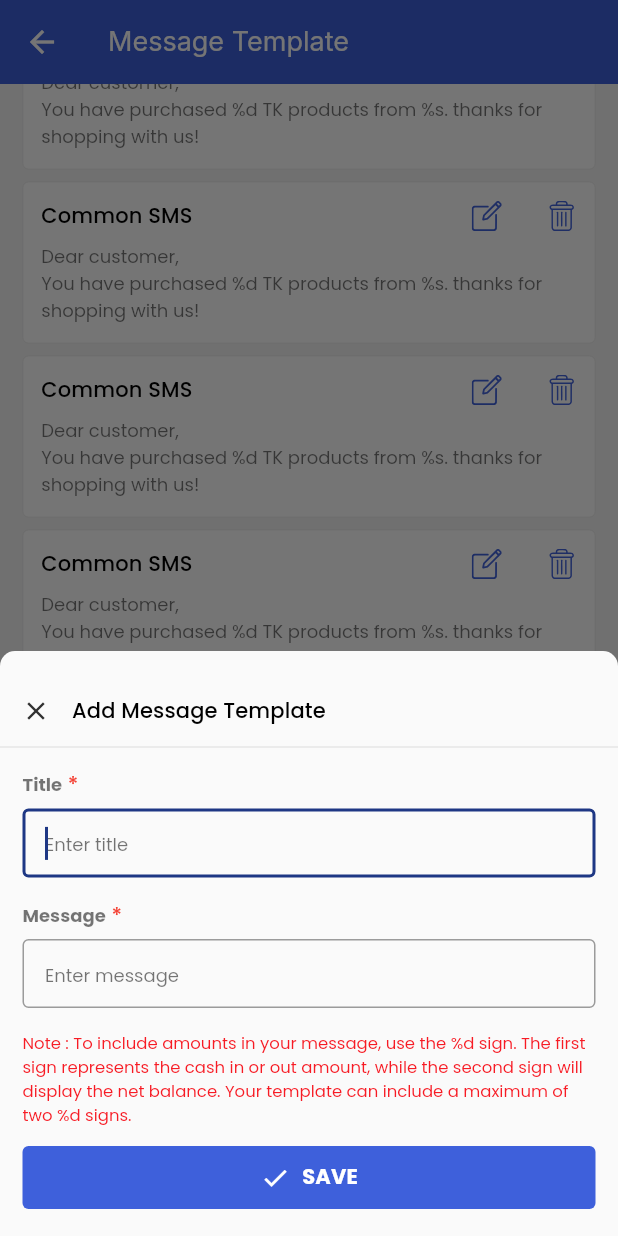
After one commit to rifathossain82/club-cash, a Flutter app: the MessageTemplatePage screen opened by its route, scrolled down 182 dp, after a tap on the "add" icon, on a phone screen of 412 x 824 dp. The commit adds this screen. Run offline on Flutter 3.47's test engine with Material 2 defaults, Android fonts, the phone set to English and light mode, and no system bars; our stand-ins replace connectivity_plus, dropdown_search, flutter_svg, get, get_storage, google_fonts and 2 more; accounts and stored records are empty.

Commit message:
chore: message template & history module added

```diff
--- a/lib/src/core/helpers/helper_methods.dart
+++ b/lib/src/core/helpers/helper_methods.dart
@@ -1,5 +1,5 @@
+import 'package:club_cash/src/core/helpers/logger.dart';
 import 'package:flutter/foundation.dart';
-import 'package:flutter/material.dart';
 
 /// Debug Print Utility
 ///
@@ -16,3 +16,35 @@ void kPrint(dynamic data) {
     print(data);
   }
 }
+
+
+/// Generate message template:
+///
+/// This method ensures that if there are two %d in the template,
+/// the first one replaced by amount and the last one replaced by netBalance.
+/// If there's only one %d in the template, it's replaced with amount.
+String generateMessageTemplate({
+  required String template,
+  required int amount,
+  required int netBalance,
+}) {
+  const String placeholder = "%d";
+  int firstIndex = template.indexOf(placeholder);
+  int lastIndex = template.lastIndexOf(placeholder);
+
+  String generatedMessage = template.replaceFirst(
+    placeholder,
+    amount.toString(),
+  );
+
+  if (firstIndex != lastIndex) {
+    generatedMessage = generatedMessage.replaceFirst(
+      placeholder,
+      netBalance.toString(),
+    );
+  }
+
+  Log.debug(generatedMessage);
+
+  return generatedMessage;
+}
--- a/lib/src/core/routes/routes.dart
+++ b/lib/src/core/routes/routes.dart
@@ -2,6 +2,8 @@ import 'package:club_cash/src/features/home/view/pages/cash_in_transaction_add_u
 import 'package:club_cash/src/features/home/view/pages/cash_out_transaction_add_update_page.dart';
 import 'package:club_cash/src/features/home/view/pages/homepage.dart';
 import 'package:club_cash/src/features/member/view/pages/member_list_page.dart';
+import 'package:club_cash/src/features/message_history/view/pages/message_history_page.dart';
+import 'package:club_cash/src/features/message_template/view/pages/message_template_page.dart';
 import 'package:club_cash/src/features/splash/view/pages/splash_page.dart';
 import 'package:get/get.dart';
 
@@ -11,17 +13,8 @@ class RouteGenerator {
   static const String cashInTransactionAddUpdate = '/cash-in-transaction-add-update';
   static const String cashOutTransactionAddUpdate = '/cash-out-transaction-add-update';
   static const String memberListPage = '/member-list-page';
-
-  // static const String locationList = '/location-list-page';
-  // static const String networkInfo = '/network-info';
-  // static const String speedTester = '/speed-tester';
-  // static const String aboutUs = '/about-us';
-  // static const String share = '/share';
-  // static const String contactUs = '/contact-us';
-  // static const String privacyPolicy = '/privacy-policy';
-  // static const String termsAndConditions = '/terms-and-conditions';
-  // static const String prayerTimes = '/prayer-times';
-  // static const String noInternet = '/no-internet';
+  static const String messageTemplate = '/message-template';
+  static const String messageHistory = '/message-history';
 
   static final routes = [
     GetPage(
@@ -50,41 +43,13 @@ class RouteGenerator {
         isSelectable: Get.arguments as bool,
       ),
     ),
-    // GetPage(
-    //   name: RouteGenerator.networkInfo,
-    //   page: () => const NetworkInfoPage(),
-    // ),
-    // GetPage(
-    //   name: RouteGenerator.speedTester,
-    //   page: () => const SpeedTesterPage(),
-    // ),
-    // GetPage(
-    //   name: RouteGenerator.aboutUs,
-    //   page: () => const AboutPage(),
-    // ),
-    // GetPage(
-    //   name: RouteGenerator.share,
-    //   page: () => const SharePage(),
-    // ),
-    // GetPage(
-    //   name: RouteGenerator.contactUs,
-    //   page: () => const ContactUsPage(),
-    // ),
-    // GetPage(
-    //   name: RouteGenerator.privacyPolicy,
-    //   page: () => const PrivacyPolicyPage(),
-    // ),
-    // GetPage(
-    //   name: RouteGenerator.termsAndConditions,
-    //   page: () => const TermsAndConditionsPage(),
-    // ),
-    // GetPage(
-    //   name: RouteGenerator.prayerTimes,
-    //   page: () => const PrayerTimesPage(),
-    // ),
-    // GetPage(
-    //   name: RouteGenerator.noInternet,
-    //   page: () => const NoInternetPage(),
-    // ),
+    GetPage(
+      name: RouteGenerator.messageTemplate,
+      page: () => const MessageTemplatePage(),
+    ),
+    GetPage(
+      name: RouteGenerator.messageHistory,
+      page: () => const MessageHistoryPage(),
+    ),
   ];
 }
--- a/lib/src/core/utils/app_constants.dart
+++ b/lib/src/core/utils/app_constants.dart
@@ -2,4 +2,5 @@ class AppConstants {
   static const String appName = 'Club Cash';
   static const String packageName = 'com.clubcash.app';
   static const String currency = 'Tk.';
+  static const String messageTemplateAlertText = 'Note : To include amounts in your message, use the %d sign. The first sign represents the cash in or out amount, while the second sign will display the net balance. Your template can include a maximum of two %d signs.';
 }
--- a/lib/src/core/utils/color.dart
+++ b/lib/src/core/utils/color.dart
@@ -2,7 +2,7 @@ import 'package:flutter/material.dart';
 
 Color kPrimaryColor = const Color(0xFF3e60db);
 Color kScaffoldBackgroundColor = Colors.white;
-Color kHomepageBackgroundColor = const Color(0xFFf4f4f5);
+Color kSecondaryBackgroundColor = const Color(0xFFf4f4f5);
 
 Color successColor = Colors.green;
 Color failedColor = Colors.red;
--- /dev/null
+++ b/lib/src/features/message_template/view/pages/message_template_page.dart
@@ -0,0 +1,27 @@
+import 'package:club_cash/src/core/utils/color.dart';
+import 'package:club_cash/src/features/message_template/view/widgets/message_template_list_widget.dart';
+import 'package:club_cash/src/features/message_template/view/widgets/template_add_update_bottom_sheet.dart';
+import 'package:flutter/material.dart';
+
+class MessageTemplatePage extends StatelessWidget {
+  const MessageTemplatePage({super.key});
+
+  @override
+  Widget build(BuildContext context) {
+    return Scaffold(
+      backgroundColor: kSecondaryBackgroundColor,
+      appBar: AppBar(
+        title: const Text("Message Template"),
+      ),
+      body: const MessageTemplateListWidget(),
+      floatingActionButton: FloatingActionButton(
+        onPressed: () => _onAddMessageTemplate(context),
+        child: const Icon(Icons.add),
+      ),
+    );
+  }
+
+  void _onAddMessageTemplate(BuildContext context) async {
+    await templateAddUpdateBottomSheet(context: context);
+  }
+}
--- /dev/null
+++ b/lib/src/features/message_template/view/widgets/message_template_item_widget.dart
@@ -0,0 +1,84 @@
+import 'package:club_cash/src/core/extensions/build_context_extension.dart';
+import 'package:club_cash/src/core/services/dialog_service.dart';
+import 'package:club_cash/src/core/utils/asset_path.dart';
+import 'package:club_cash/src/core/utils/color.dart';
+import 'package:club_cash/src/core/widgets/svg_icon_button.dart';
+import 'package:club_cash/src/features/message_template/view/widgets/template_add_update_bottom_sheet.dart';
+import 'package:flutter/material.dart';
+
+class MessageTemplateItemWidget extends StatelessWidget {
+  const MessageTemplateItemWidget({super.key});
+
+  @override
+  Widget build(BuildContext context) {
+    String msg = 'Dear customer,\nYou have purchased %d TK products from %s. thanks for shopping with us!';
+    return Container(
+      padding: const EdgeInsets.all(12),
+      decoration: BoxDecoration(
+        color: kWhite,
+        borderRadius: BorderRadius.circular(4),
+        border: Border.all(
+          color: kGreyLight,
+          width: 0.5,
+        ),
+      ),
+      child: Column(
+        crossAxisAlignment: CrossAxisAlignment.start,
+        mainAxisSize: MainAxisSize.min,
+        children: [
+          Row(
+            children: [
+              Expanded(
+                child: Text(
+                  "Common SMS",
+                  maxLines: 1,
+                  textAlign: TextAlign.start,
+                  style: context.appTextTheme.titleSmall?.copyWith(
+                    fontWeight: FontWeight.w500,
+                  ),
+                ),
+              ),
+              SvgIconButton(
+                onTap: () => onEditTemplate(context),
+                svgIconPath: AssetPath.editIcon,
+              ),
+              const SizedBox(width: 30),
+              SvgIconButton(
+                onTap: () => onDeleteTemplate(context),
+                svgIconPath: AssetPath.deleteIcon,
+              ),
+            ],
+          ),
+          const SizedBox(height: 8),
+          Text(
+            msg,
+            textAlign: TextAlign.start,
+            style: context.appTextTheme.bodySmall,
+          ),
+        ],
+      ),
+    );
+  }
+
+  void onEditTemplate(BuildContext context) async {
+    await templateAddUpdateBottomSheet(context: context);
+  }
+
+  void onDeleteTemplate(BuildContext context) async {
+    bool? result = await DialogService.confirmationDialog(
+      context: context,
+      title: "Delete Template?",
+      subtitle:
+          "Are you sure you want to delete this message template? This action cannot be undone.",
+      negativeActionText: 'cancel'.toUpperCase(),
+      positiveActionText: 'delete'.toUpperCase(),
+    );
+
+    if (result ?? false) {
+      // final contactController = Get.find<ContactController>();
+      // contactController.deleteContact(
+      //   id: '${data.id}',
+      // );
+    }
+  }
+}
--- /dev/null
+++ b/lib/src/features/message_template/view/widgets/message_template_list_widget.dart
@@ -0,0 +1,17 @@
+import 'package:club_cash/src/features/message_template/view/widgets/message_template_item_widget.dart';
+import 'package:flutter/material.dart';
+
+class MessageTemplateListWidget extends StatelessWidget {
+  const MessageTemplateListWidget({super.key});
+
+  @override
+  Widget build(BuildContext context) {
+    return ListView.separated(
+      physics: const BouncingScrollPhysics(),
+      padding: const EdgeInsets.all(15),
+      itemCount: 8,
+      itemBuilder: (context, index) => const MessageTemplateItemWidget(),
+      separatorBuilder: (context, index) => const SizedBox(height: 8),
+    );
+  }
+}
--- /dev/null
+++ b/lib/src/features/message_template/view/widgets/template_add_update_bottom_sheet.dart
@@ -0,0 +1,154 @@
+import 'package:club_cash/src/core/extensions/build_context_extension.dart';
+import 'package:club_cash/src/core/helpers/validators.dart';
+import 'package:club_cash/src/core/utils/app_constants.dart';
+import 'package:club_cash/src/core/utils/color.dart';
+import 'package:club_cash/src/core/widgets/k_icon_button.dart';
+import 'package:club_cash/src/core/widgets/k_text_form_field_builder_with_title.dart';
+import 'package:flutter/material.dart';
+
+Future<void> templateAddUpdateBottomSheet({
+  required BuildContext context,
+  String? existingTemplate,
+}) {
+  return showModalBottomSheet(
+    context: context,
+    isScrollControlled: true,
+    shape: const RoundedRectangleBorder(
+      borderRadius: BorderRadius.vertical(
+        top: Radius.circular(10),
+      ),
+    ),
+    builder: (context) {
+      return TemplateAddUpdateForm(
+        existingTemplate: existingTemplate,
+      );
+    },
+  );
+}
+
+class TemplateAddUpdateForm extends StatefulWidget {
+  final String? existingTemplate;
+
+  const TemplateAddUpdateForm({
+    Key? key,
+    this.existingTemplate,
+  }) : super(key: key);
+
+  @override
+  State<TemplateAddUpdateForm> createState() => _MemberAddUpdateFormState();
+}
+
+class _MemberAddUpdateFormState extends State<TemplateAddUpdateForm> {
+  final _formKey = GlobalKey<FormState>();
+  final _titleTextController = TextEditingController();
+  final _messageTextController = TextEditingController();
+  final _titleFocusNode = FocusNode();
+
+  @override
+  void initState() {
+    super.initState();
+    WidgetsBinding.instance.addPostFrameCallback((_) {
+      _titleFocusNode.requestFocus();
+
+      if (widget.existingTemplate != null) {
+        // _nameTextController.text = widget.existingMember!;
+        // _numberTextController.text = widget.existingMember!;
+      }
+    });
+  }
+
+  @override
+  void dispose() {
+    _titleTextController.dispose();
+    _messageTextController.dispose();
+    _titleFocusNode.dispose();
+    super.dispose();
+  }
+
+  @override
+  Widget build(BuildContext context) {
+    return Padding(
+      padding: MediaQuery.of(context).viewInsets,
+      child: Container(
+        padding: const EdgeInsets.only(top: 16),
+        child: Column(
+          mainAxisSize: MainAxisSize.min,
+          crossAxisAlignment: CrossAxisAlignment.start,
+          children: [
+            /// Heading and close button
+            Row(
+              children: [
+                IconButton(
+                  onPressed: () => Navigator.pop(context),
+                  icon: Icon(
+                    Icons.close,
+                    color: kBlackLight,
+                    size: 20,
+                  ),
+                ),
+                Text(
+                  widget.existingTemplate != null
+                      ? "Update Message Template"
+                      : "Add Message Template",
+                  style: context.appTextTheme.titleSmall?.copyWith(
+                    fontWeight: FontWeight.w500,
+                  ),
+                ),
+              ],
+            ),
+            const Divider(height: 0),
+
+            /// Member name, mobile number
+            Padding(
+              padding: const EdgeInsets.all(15),
+              child: Form(
+                key: _formKey,
+                child: Column(
+                  crossAxisAlignment: CrossAxisAlignment.start,
+                  mainAxisSize: MainAxisSize.min,
+                  children: [
+                    KTextFormFieldBuilderWithTitle(
+                      title: "Title",
+                      hintText: "Enter title",
+                      focusNode: _titleFocusNode,
+                      controller: _titleTextController,
+                      validator: Validators.emptyValidator,
+                      inputType: TextInputType.text,
+                      inputAction: TextInputAction.next,
+                    ),
+                    KTextFormFieldBuilderWithTitle(
+                      title: "Message",
+                      hintText: "Enter message",
+                      controller: _messageTextController,
+                      validator: Validators.emptyValidator,
+                      inputType: TextInputType.text,
+                      inputAction: TextInputAction.done,
+                    ),
+                    Text(
+                      AppConstants.messageTemplateAlertText,
+                      style: context.appTextTheme.bodySmall?.copyWith(
+                        fontSize: 11,
+                        color: kRedDeep,
+                      ),
+                    ),
+                    const SizedBox(height: 10),
+                    KIconButton(
+                      onPressed: () {
+                        if (_formKey.currentState?.validate() ?? false) {
+                          // Add your member add/update logic here
+                          Navigator.pop(context); // Close the bottom sheet
+                        }
+                      },
+                      iconData: Icons.check,
+                      title: "save".toUpperCase(),
+                    ),
+                  ],
+                ),
+              ),
+            ),
+          ],
+        ),
+      ),
+    );
+  }
+}
```
Also changed, not shown: lib/src/features/home/view/pages/homepage.dart (+49 -35 lines), lib/src/features/message_history/view/pages/message_history_page.dart (added, +18 -0 lines), lib/src/features/message_history/view/widgets/message_history_item_widget.dart (added, +44 -0 lines), lib/src/features/message_history/view/widgets/message_history_list_widget.dart (added, +17 -0 lines).
